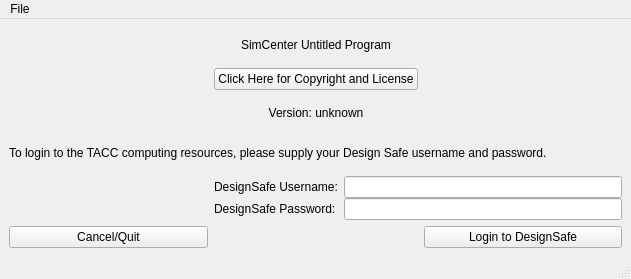
Qt form utilWindows/authform.ui (psempoli/AgaveClientTester) before a commit.
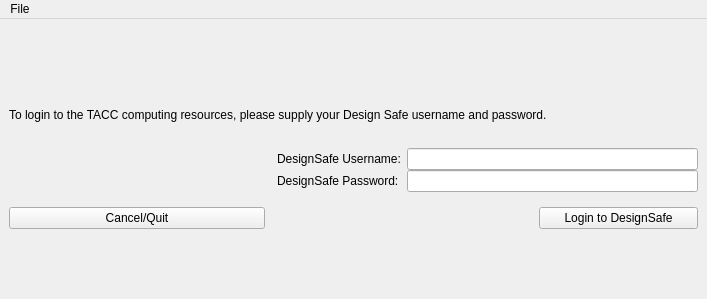
The same form after that commit. Custom widgets are drawn as their Qt base class.

Commit message: Preliminary Header/Footer work

Patch:
```diff
--- a/utilWindows/authform.ui
+++ b/utilWindows/authform.ui
@@ -42,8 +42,8 @@
    <rect>
     <x>0</x>
     <y>0</y>
-    <width>631</width>
-    <height>279</height>
+    <width>707</width>
+    <height>299</height>
    </rect>
   </property>
   <property name="windowTitle">
@@ -51,44 +51,36 @@
   </property>
   <widget class="QWidget" name="centralwidget">
    <layout class="QGridLayout" name="gridLayout">
-    <item row="0" column="1">
-     <widget class="QLabel" name="bannerLabel">
-      <property name="text">
-       <string>SimCenter Untitled Program</string>
+    <item row="2" column="0">
+     <spacer name="horizontalSpacer_2">
+      <property name="orientation">
+       <enum>Qt::Horizontal</enum>
       </property>
-      <property name="alignment">
-       <set>Qt::AlignCenter</set>
+      <property name="sizeHint" stdset="0">
+       <size>
+        <width>256</width>
+        <height>51</height>
+       </size>
       </property>
-     </widget>
+     </spacer>
     </item>
-    <item row="1" column="1">
-     <widget class="QPushButton" name="copyButton">
-      <property name="text">
-       <string>Click Here for Copyright and License</string>
+    <item row="3" column="0">
+     <widget class="QPushButton" name="quitButton">
+      <property name="focusPolicy">
+       <enum>Qt::TabFocus</enum>
       </property>
-     </widget>
-    </item>
-    <item row="2" column="1">
-     <widget class="QLabel" name="versionLabel">
       <property name="text">
-       <string>Version: unknown</string>
+       <string>Cancel/Quit</string>
       </property>
-      <property name="alignment">
-       <set>Qt::AlignCenter</set>
-      </property>
-     </widget>
-    </item>
-    <item row="3" column="0" colspan="3">
-     <widget class="QLabel" name="label_5">
-      <property name="text">
-       <string>To login to the TACC computing resources, please supply your Design Safe username and password.</string>
-      </property>
-      <property name="wordWrap">
+      <property name="autoDefault">
        <bool>true</bool>
       </property>
+      <property name="default">
+       <bool>false</bool>
+      </property>
      </widget>
     </item>
-    <item row="4" column="1" colspan="2">
+    <item row="2" column="2" colspan="2">
      <layout class="QFormLayout" name="formLayout_2">
       <property name="verticalSpacing">
        <number>0</number>
@@ -126,24 +118,37 @@
       </item>
      </layout>
     </item>
-    <item row="5" column="0">
-     <widget class="QPushButton" name="quitButton">
-      <property name="focusPolicy">
-       <enum>Qt::TabFocus</enum>
-      </property>
+    <item row="1" column="0" colspan="4">
+     <widget class="QLabel" name="instructText">
       <property name="text">
-       <string>Cancel/Quit</string>
+       <string>To login to the TACC computing resources, please supply your Design Safe username and password.</string>
       </property>
-      <property name="autoDefault">
+      <property name="wordWrap">
        <bool>true</bool>
       </property>
-      <property name="default">
-       <bool>false</bool>
-      </property>
      </widget>
     </item>
-    <item row="5" column="2">
+    <item row="3" column="2">
+     <spacer name="horizontalSpacer">
+      <property name="orientation">
+       <enum>Qt::Horizontal</enum>
+      </property>
+      <property name="sizeHint" stdset="0">
+       <size>
+        <width>256</width>
+        <height>23</height>
+       </size>
+      </property>
+     </spacer>
+    </item>
+    <item row="3" column="3">
      <widget class="QPushButton" name="loginButton">
+      <property name="sizePolicy">
+       <sizepolicy hsizetype="MinimumExpanding" vsizetype="Fixed">
+        <horstretch>0</horstretch>
+        <verstretch>0</verstretch>
+       </sizepolicy>
+      </property>
       <property name="focusPolicy">
        <enum>Qt::TabFocus</enum>
       </property>
@@ -161,6 +166,12 @@
       </property>
      </widget>
     </item>
+    <item row="0" column="0" colspan="4">
+     <widget class="HeaderWidget" name="headerBox"/>
+    </item>
+    <item row="4" column="0" colspan="4">
+     <widget class="FooterWidget" name="footerBox"/>
+    </item>
    </layout>
   </widget>
   <widget class="QMenuBar" name="menubar">
@@ -168,7 +179,7 @@
     <rect>
      <x>0</x>
      <y>0</y>
-     <width>631</width>
+     <width>707</width>
      <height>23</height>
     </rect>
    </property>
@@ -180,13 +191,26 @@
    </widget>
    <addaction name="menuFile"/>
   </widget>
-  <widget class="QStatusBar" name="statusbar"/>
   <action name="actionExit">
    <property name="text">
     <string>Exit</string>
    </property>
   </action>
  </widget>
+ <customwidgets>
+  <customwidget>
+   <class>HeaderWidget</class>
+   <extends>QFrame</extends>
+   <header>../AgaveExplorer/SimCenterCommon/HeaderWidget.h</header>
+   <container>1</container>
+  </customwidget>
+  <customwidget>
+   <class>FooterWidget</class>
+   <extends>QFrame</extends>
+   <header>../AgaveExplorer/SimCenterCommon/FooterWidget.h</header>
+   <container>1</container>
+  </customwidget>
+ </customwidgets>
  <resources/>
  <connections>
   <connection>
```
Left out of the diff: 16 changed lines with no effect on the pictures. The commit also changes 19 other files.
